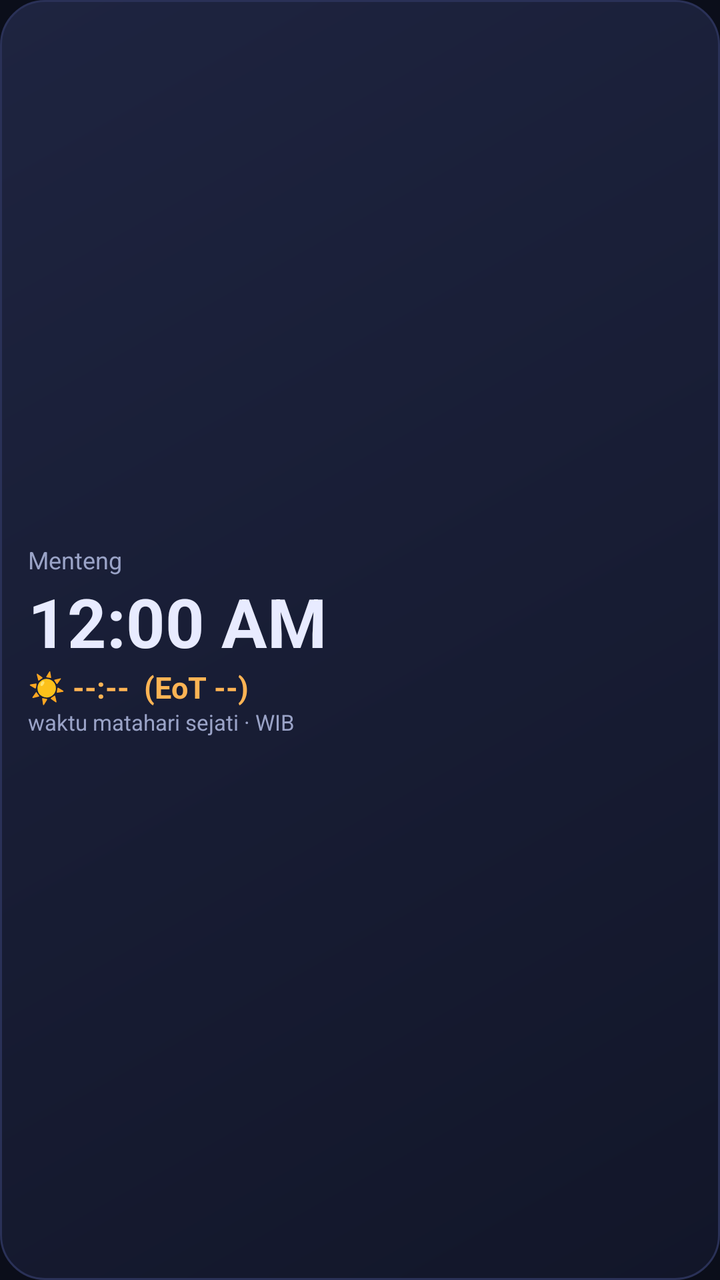
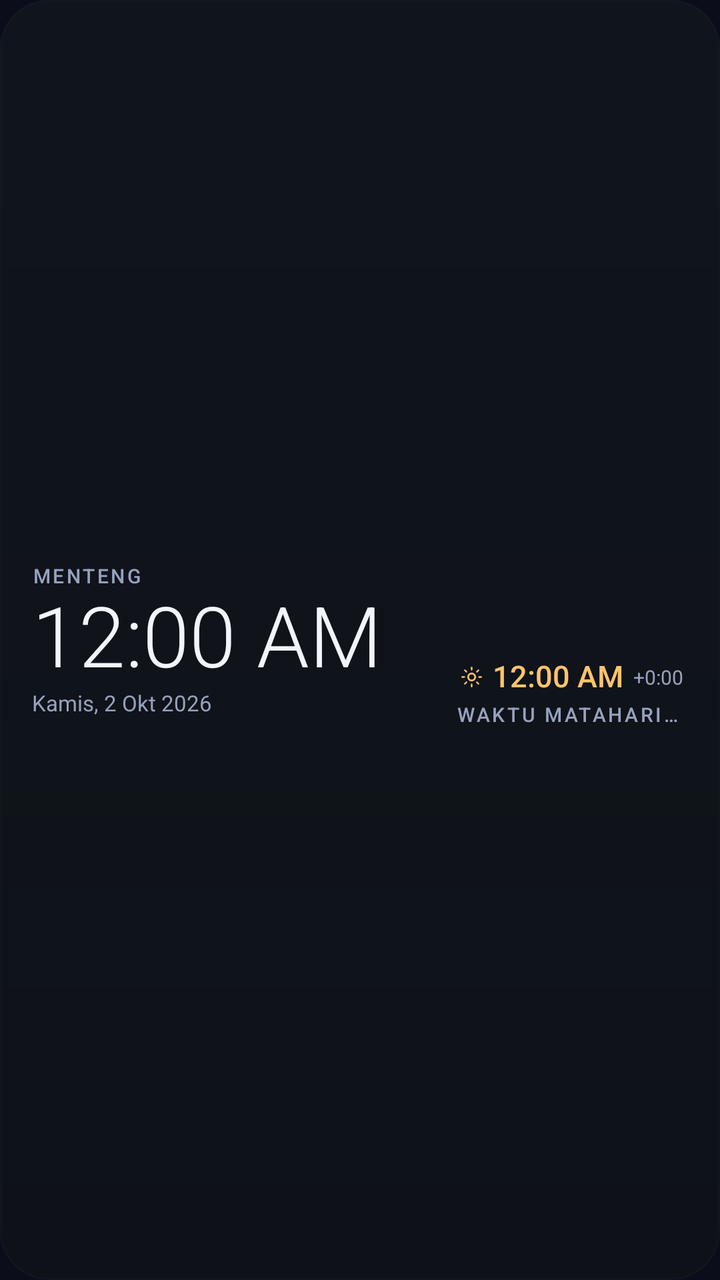

The first picture is an Android layout as it rendered before a commit; the second is the same layout after the commit. The layout source and the unified diff follow.
<!-- AndroidManifest.xml: application theme AppTheme -->
<!-- res/layout/widget_time.xml -->
<?xml version="1.0" encoding="utf-8"?>
<LinearLayout xmlns:android="http://schemas.android.com/apk/res/android"
    android:layout_width="match_parent"
    android:layout_height="match_parent"
    android:orientation="vertical"
    android:background="@drawable/widget_bg"
    android:padding="14dp"
    android:gravity="center_vertical">

    <TextView
        android:id="@+id/wtLoc"
        android:layout_width="match_parent"
        android:layout_height="wrap_content"
        android:textColor="#9AA3C7"
        android:textSize="12sp"
        android:singleLine="true"
        android:ellipsize="end"
        android:text="Menteng" />

    <TextClock
        android:id="@+id/wtClock"
        android:layout_width="match_parent"
        android:layout_height="wrap_content"
        android:format24Hour="HH:mm"
        android:format12Hour="hh:mm a"
        android:textColor="#E8EBFF"
        android:textSize="34sp"
        android:textStyle="bold" />

    <TextView
        android:id="@+id/wtSolar"
        android:layout_width="match_parent"
        android:layout_height="wrap_content"
        android:textColor="#FFB454"
        android:textSize="15sp"
        android:textStyle="bold"
        android:text="☀ --:--  (EoT --)" />

    <TextView
        android:id="@+id/wtDate"
        android:layout_width="match_parent"
        android:layout_height="wrap_content"
        android:textColor="#9AA3C7"
        android:textSize="11sp"
        android:text="waktu matahari sejati · WIB" />
</LinearLayout>
<!-- resources referenced by this layout -->
<resources>
  <!-- drawable widget_bg (drawable) -->
  <?xml version="1.0" encoding="utf-8"?>
  <shape xmlns:android="http://schemas.android.com/apk/res/android" android:shape="rectangle">
      <corners android:radius="22dp" />
      <gradient
          android:angle="315"
          android:startColor="#FF1E2440"
          android:endColor="#FF121629"
          android:type="linear" />
      <stroke android:width="1dp" android:color="#FF2A3157" />
  </shape>
  <style name="AppTheme" parent="android:Theme.Material.NoActionBar">
          <item name="android:windowBackground">@color/bg_dark</item>
          <item name="android:statusBarColor">@color/bg_dark</item>
          <item name="android:navigationBarColor">@color/bg_dark</item>
          <item name="android:colorPrimary">@color/accent</item>
          <item name="android:colorAccent">@color/accent2</item>
      </style>
  <color name="bg_dark">#0B0E1A</color>
  <color name="accent">#7C5CFF</color>
  <color name="accent2">#FFB454</color>
</resources>

<!-- the commit's change to res/layout/widget_time.xml (unified diff, before → after) -->
@@ -1,46 +1,114 @@
 <?xml version="1.0" encoding="utf-8"?>
-<LinearLayout xmlns:android="http://schemas.android.com/apk/res/android"
+<FrameLayout xmlns:android="http://schemas.android.com/apk/res/android"
     android:layout_width="match_parent"
     android:layout_height="match_parent"
-    android:orientation="vertical"
-    android:background="@drawable/widget_bg"
-    android:padding="14dp"
-    android:gravity="center_vertical">
+    android:background="@drawable/widget_bg">
 
-    <TextView
-        android:id="@+id/wtLoc"
+    <LinearLayout
         android:layout_width="match_parent"
-        android:layout_height="wrap_content"
-        android:textColor="#9AA3C7"
-        android:textSize="12sp"
-        android:singleLine="true"
-        android:ellipsize="end"
-        android:text="Menteng" />
+        android:layout_height="match_parent"
+        android:orientation="horizontal"
+        android:paddingLeft="16dp"
+        android:paddingRight="16dp"
+        android:paddingTop="12dp"
+        android:paddingBottom="12dp"
+        android:gravity="center_vertical">
 
-    <TextClock
-        android:id="@+id/wtClock"
-        android:layout_width="match_parent"
-        android:layout_height="wrap_content"
-        android:format24Hour="HH:mm"
-        android:format12Hour="hh:mm a"
-        android:textColor="#E8EBFF"
-        android:textSize="34sp"
-        android:textStyle="bold" />
+        
+        <LinearLayout
+            android:layout_width="0dp"
+            android:layout_height="wrap_content"
+            android:layout_weight="1"
+            android:orientation="vertical"
+            android:gravity="fill_vertical">
 
-    <TextView
-        android:id="@+id/wtSolar"
-        android:layout_width="match_parent"
-        android:layout_height="wrap_content"
-        android:textColor="#FFB454"
-        android:textSize="15sp"
-        android:textStyle="bold"
-        android:text="☀ --:--  (EoT --)" />
+            <TextView
+                android:id="@+id/wtLoc"
+                style="@style/WaLabel"
+                android:layout_width="match_parent"
+                android:layout_height="wrap_content"
+                android:text="MENTENG" />
 
-    <TextView
-        android:id="@+id/wtDate"
-        android:layout_width="match_parent"
-        android:layout_height="wrap_content"
-        android:textColor="#9AA3C7"
-        android:textSize="11sp"
-        android:text="waktu matahari sejati · WIB" />
-</LinearLayout>
+            <TextClock
+                android:id="@+id/wtClock"
+                android:layout_width="match_parent"
+                android:layout_height="wrap_content"
+                android:format24Hour="HH:mm"
+                android:format12Hour="hh:mm a"
+                android:fontFamily="sans-serif-light"
+                android:fontFeatureSettings="tnum"
+                android:textColor="#F2F5FB"
+                android:textSize="42sp"
+                android:includeFontPadding="false" />
+
+            <TextView
+                android:id="@+id/wtDate"
+                android:layout_width="match_parent"
+                android:layout_height="wrap_content"
+                android:textColor="#97A2BC"
+                android:textSize="11sp"
+                android:singleLine="true"
+                android:ellipsize="end"
+                android:text="Kamis, 2 Okt 2026" />
+        </LinearLayout>
+
+        
+        <LinearLayout
+            android:layout_width="116dp"
+            android:layout_height="wrap_content"
+            android:orientation="vertical"
+            android:gravity="center_horizontal">
+
+            <ImageView
+                android:id="@+id/wtArc"
+                android:layout_width="104dp"
+                android:layout_height="52dp"
+                android:scaleType="fitCenter"
+                android:contentDescription="Busur matahari" />
+
+            <LinearLayout
+                android:layout_width="wrap_content"
+                android:layout_height="wrap_content"
+                android:orientation="horizontal"
+                android:gravity="center_vertical"
+                android:layout_marginTop="2dp">
+
+                <ImageView
+                    android:layout_width="11dp"
+                    android:layout_height="11dp"
+                    android:src="@drawable/ic_w_sun"
+                    android:contentDescription="@null" />
+
+                <TextClock
+                    android:id="@+id/wtSolarClock"
+                    android:layout_width="wrap_content"
+                    android:layout_height="wrap_content"
+                    android:layout_marginLeft="5dp"
+                    android:format24Hour="HH:mm"
+                    android:format12Hour="hh:mm a"
+                    android:fontFamily="sans-serif-medium"
+                    android:fontFeatureSettings="tnum"
+                    android:textColor="#FFC46B"
+                    android:textSize="15sp"
+                    android:includeFontPadding="false" />
+
+                <TextView
+                    android:id="@+id/wtEot"
+                    android:layout_width="wrap_content"
+                    android:layout_height="wrap_content"
+                    android:layout_marginLeft="5dp"
+                    android:textColor="#97A2BC"
+                    android:textSize="10sp"
+                    android:text="+0:00" />
+            </LinearLayout>
+
+            <TextView
+                android:id="@+id/wtZone"
+                style="@style/WaLabel"
+                android:layout_width="wrap_content"
+                android:layout_height="wrap_content"
+                android:layout_marginTop="3dp"
+                android:text="WAKTU MATAHARI · WIB" />
+        </LinearLayout>
+    </LinearLayout>
+</FrameLayout>
<!-- resource entries referenced after the edit -->
@@ -1,16 +1,56 @@
 <!-- resources referenced by this layout -->
 <resources>
+  <!-- drawable ic_w_sun (drawable) -->
+  <?xml version="1.0" encoding="utf-8"?>
+  <vector xmlns:android="http://schemas.android.com/apk/res/android"
+      android:width="24dp"
+      android:height="24dp"
+      android:viewportWidth="24"
+      android:viewportHeight="24">
+      <path
+          android:fillColor="#FFC46B"
+          android:pathData="M12,7.2 A4.8,4.8 0 1,0 12,16.8 A4.8,4.8 0 1,0 12,7.2 Z M12,9.2 A2.8,2.8 0 1,1 12,14.8 A2.8,2.8 0 1,1 12,9.2 Z" />
+      <path
+          android:strokeColor="#FFC46B"
+          android:strokeWidth="1.7"
+          android:strokeLineCap="round"
+          android:pathData="M12,1.6 L12,4.0 M12,20.0 L12,22.4 M1.6,12 L4.0,12 M20.0,12 L22.4,12 M4.6,4.6 L6.3,6.3 M17.7,17.7 L19.4,19.4 M4.6,19.4 L6.3,17.7 M17.7,6.3 L19.4,4.6" />
+  </vector>
   <!-- drawable widget_bg (drawable) -->
   <?xml version="1.0" encoding="utf-8"?>
-  <shape xmlns:android="http://schemas.android.com/apk/res/android" android:shape="rectangle">
-      <corners android:radius="22dp" />
-      <gradient
-          android:angle="315"
-          android:startColor="#FF1E2440"
-          android:endColor="#FF121629"
-          android:type="linear" />
-      <stroke android:width="1dp" android:color="#FF2A3157" />
-  </shape>
+  <layer-list xmlns:android="http://schemas.android.com/apk/res/android">
+      <item>
+          <shape android:shape="rectangle">
+              <corners android:radius="24dp" />
+              <solid android:color="#F20E1219" />
+          </shape>
+      </item>
+      <item>
+          <shape android:shape="rectangle">
+              <corners android:radius="24dp" />
+              <gradient
+                  android:angle="270"
+                  android:startColor="#1F1A2236"
+                  android:endColor="#00000000"
+                  android:type="linear" />
+          </shape>
+      </item>
+      <item>
+          <shape android:shape="rectangle">
+              <corners android:radius="24dp" />
+              <stroke android:width="1dp" android:color="#1A263049" />
+          </shape>
+      </item>
+  </layer-list>
+  <style name="WaLabel">
+          <item name="android:textColor">#97A2BC</item>
+          <item name="android:textSize">10sp</item>
+          <item name="android:letterSpacing">0.12</item>
+          <item name="android:textAllCaps">true</item>
+          <item name="android:fontFamily">sans-serif-medium</item>
+          <item name="android:singleLine">true</item>
+          <item name="android:ellipsize">end</item>
+      </style>
   <style name="AppTheme" parent="android:Theme.Material.NoActionBar">
           <item name="android:windowBackground">@color/bg_dark</item>
           <item name="android:statusBarColor">@color/bg_dark</item>
